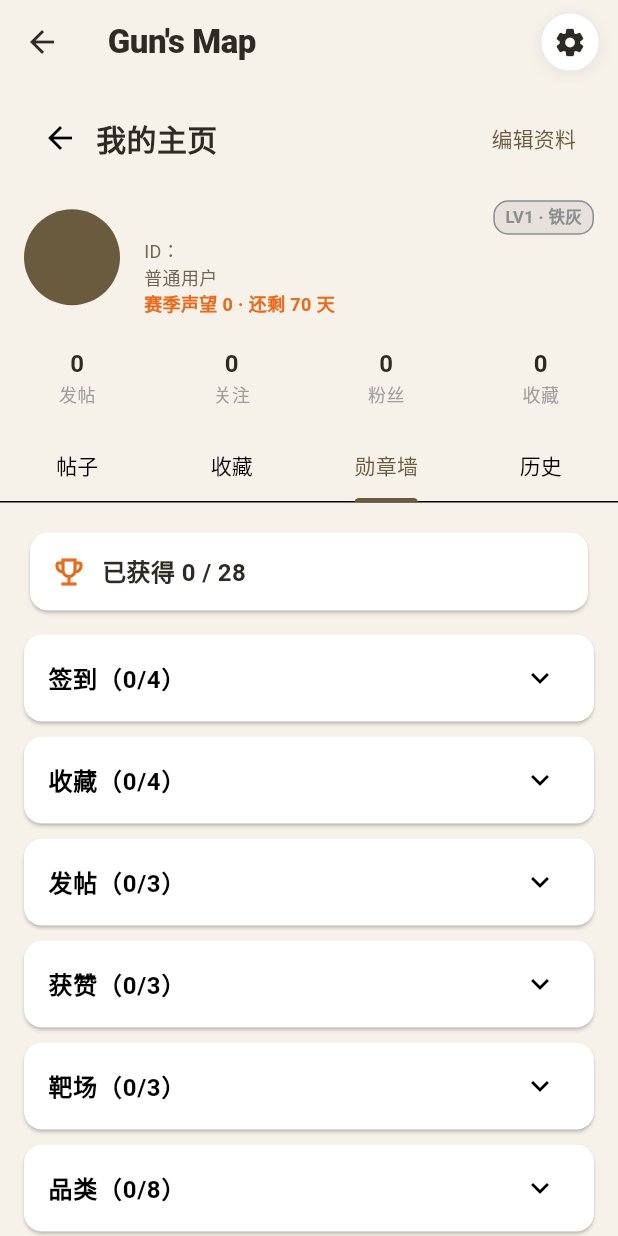
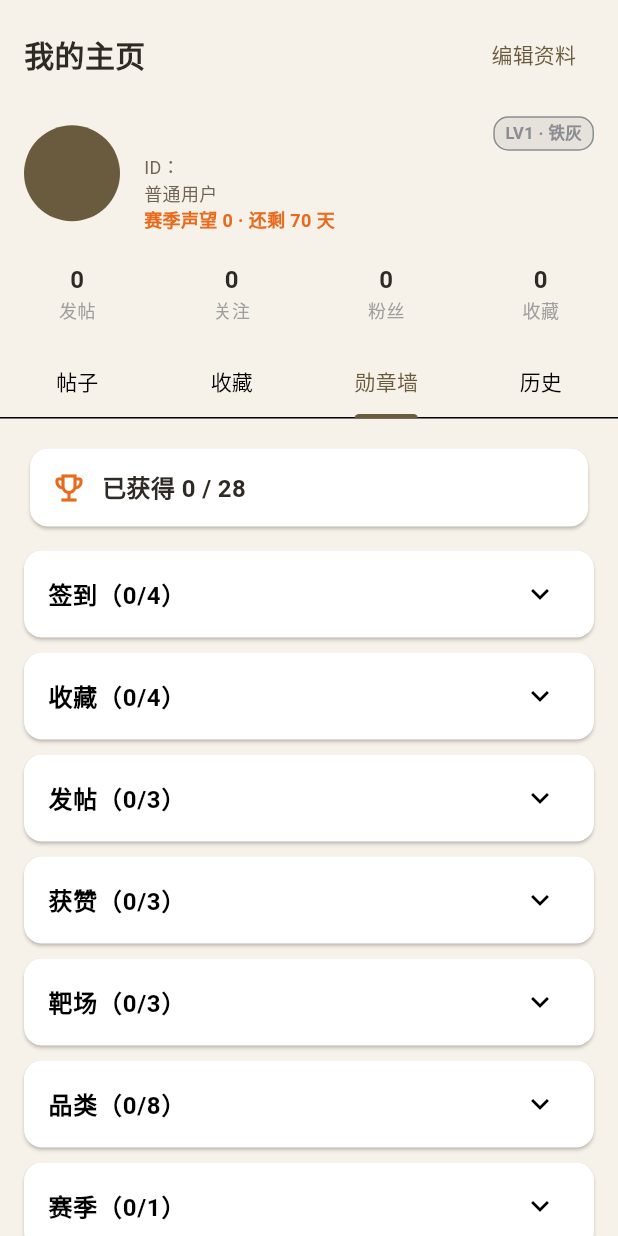
Before and after one commit to wangtao969/guns-map, a Flutter app: the CommunityProfileScreen screen opened directly with empty values, tab 3 chosen, on a phone screen of 412 x 824 dp. Run offline on Flutter 3.47's test engine with Material 3 defaults, Android fonts, the phone set to English and light mode, and no system bars; accounts and stored records are empty.

Commit message:
v1.8.0: 个人资料页去掉应用栏与返回箭头

```diff
--- a/lib/screens/community_profile_screen.dart
+++ b/lib/screens/community_profile_screen.dart
@@ -1,7 +1,6 @@
 import 'package:flutter/material.dart';
 import '../community_store.dart';
 import '../i18n.dart';
-import '../widgets/app_top_bar.dart';
 import '../widgets/community_theme.dart';
 import '../widgets/level_badge.dart';
 import 'community_account_dialogs.dart';
@@ -186,18 +185,16 @@
         }
         myComments.sort((a, b) => b.comment.time.compareTo(a.comment.time));
         final canSeeFavorites = isMine || account.favoritesPublic;
+        // 个人资料页不显示应用栏（应用名）和返回箭头：返回走系统返回，
+        // 标题只留“我的主页 / 昵称”，不再跟主页面重复。
         return Scaffold(
-          appBar: const GunsMapAppBar(),
-          body: Column(
+          body: SafeArea(
+            child: Column(
               children: [
                 Padding(
                   padding: const EdgeInsets.fromLTRB(16, 12, 16, 0),
                   child: Row(
                     children: [
-                    IconButton(
-                      onPressed: () => Navigator.of(context).pop(),
-                      icon: const Icon(Icons.arrow_back),
-                    ),
                       Expanded(
                         child: Text(isMine ? '我的主页' : account.nickname,
                             style: const TextStyle(
@@ -389,6 +386,7 @@
               ),
             ],
           ),
+          ),
         );
       },
     );
```
Lines whose indentation alone changed are shown as unchanged.
